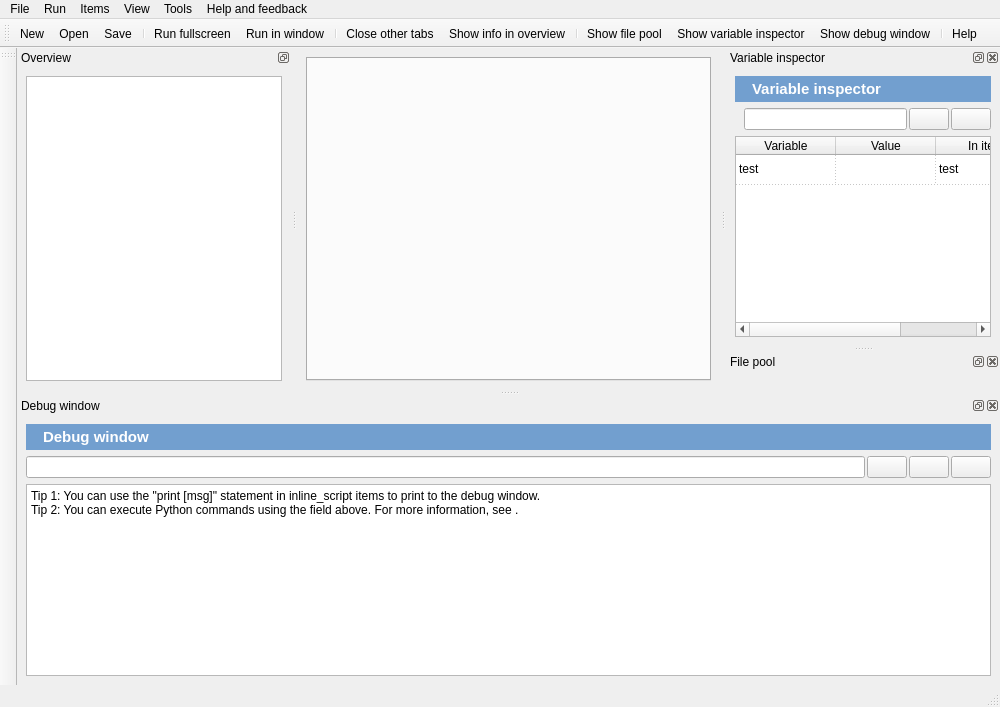
Old version of the form resources/opensesame.ui in the repository open-cogsci/OpenSesame.
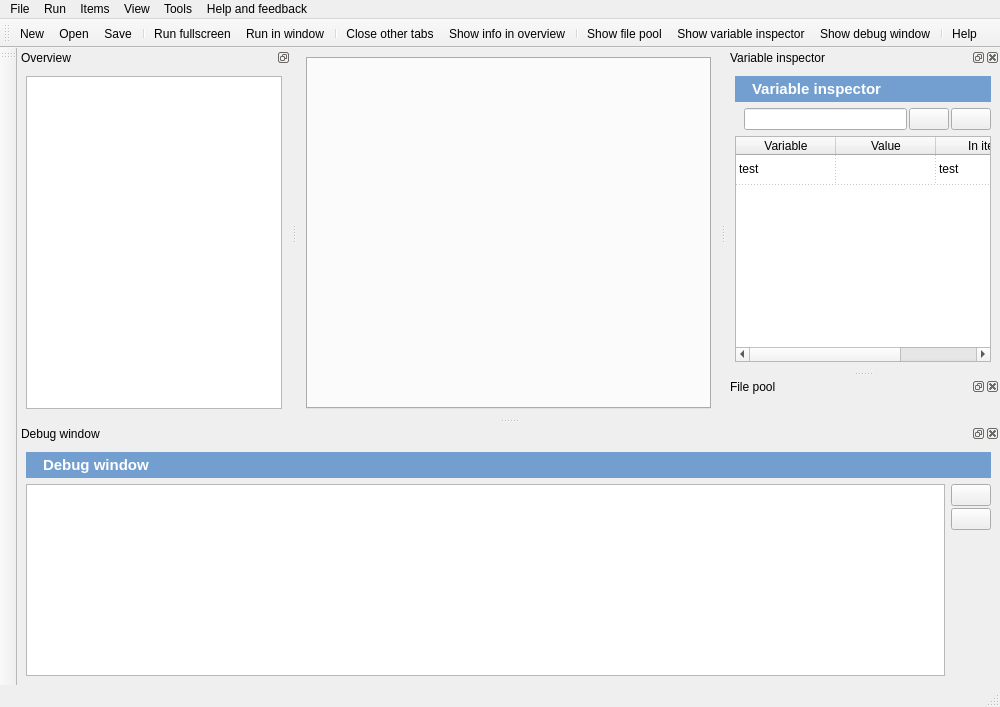
New version of the form. Icons and pictures are not drawn. Custom widgets are drawn as their Qt base class.

Commit message: Massively improved Python interpeter in Debug window

```diff
--- a/resources/opensesame.ui
+++ b/resources/opensesame.ui
@@ -438,8 +438,21 @@
       </widget>
      </item>
      <item>
+      <widget class="QWidget" name="widget_5" native="true">
+       <layout class="QHBoxLayout" name="horizontalLayout_6">
+        <property name="margin">
+         <number>0</number>
+        </property>
+        <item>
+         <widget class="console" name="edit_stdout">
+          <property name="readOnly">
+           <bool>false</bool>
+          </property>
+         </widget>
+        </item>
+        <item>
       <widget class="QWidget" name="widget_3" native="true">
-       <layout class="QHBoxLayout" name="horizontalLayout_4">
+          <layout class="QVBoxLayout" name="verticalLayout_5">
         <property name="spacing">
          <number>2</number>
         </property>
@@ -447,14 +460,13 @@
          <number>0</number>
         </property>
         <item>
-         <widget class="QLineEdit" name="edit_python_command">
-          <property name="toolTip">
-           <string>Enter a Python command</string>
-          </property>
-         </widget>
-        </item>
-        <item>
-         <widget class="QPushButton" name="button_python_execute">
+            <widget class="QPushButton" name="button_help_stdout">
+             <property name="sizePolicy">
+              <sizepolicy hsizetype="Fixed" vsizetype="Fixed">
+               <horstretch>0</horstretch>
+               <verstretch>0</verstretch>
+              </sizepolicy>
+             </property>
           <property name="toolTip">
            <string>Execute</string>
           </property>
@@ -471,6 +483,9 @@
             <height>16</height>
            </size>
           </property>
+             <property name="flat">
+              <bool>false</bool>
+             </property>
          </widget>
         </item>
         <item>
@@ -494,46 +509,22 @@
          </widget>
         </item>
         <item>
-         <widget class="QPushButton" name="button_help_stdout">
-          <property name="sizePolicy">
-           <sizepolicy hsizetype="Fixed" vsizetype="Fixed">
-            <horstretch>0</horstretch>
-            <verstretch>0</verstretch>
-           </sizepolicy>
-          </property>
-          <property name="toolTip">
-           <string>Help</string>
-          </property>
-          <property name="text">
-           <string/>
-          </property>
-          <property name="icon">
-           <iconset resource="icons.qrc">
-            <normaloff>:/icons/help.png</normaloff>:/icons/help.png</iconset>
-          </property>
-          <property name="iconSize">
+            <spacer name="verticalSpacer">
+             <property name="orientation">
+              <enum>Qt::Vertical</enum>
+             </property>
+             <property name="sizeHint" stdset="0">
            <size>
-            <width>16</width>
-            <height>16</height>
-           </size>
-          </property>
-          <property name="flat">
-           <bool>false</bool>
-          </property>
-         </widget>
+               <width>20</width>
+               <height>40</height>
+              </size>
+             </property>
+            </spacer>
         </item>
        </layout>
       </widget>
      </item>
-     <item>
-      <widget class="QPlainTextEdit" name="edit_stdout">
-       <property name="readOnly">
-        <bool>true</bool>
-       </property>
-       <property name="plainText">
-        <string>Tip 1: You can use the &quot;print [msg]&quot; statement in inline_script items to print to the debug window.
-Tip 2: You can execute Python commands using the field above. For more information, see &lt;http://docs.python.org/tutorial/&gt;.</string>
-       </property>
+       </layout>
       </widget>
      </item>
     </layout>
@@ -981,6 +972,11 @@
    <extends>QToolBar</extends>
    <header>toolbar_items.h</header>
   </customwidget>
+  <customwidget>
+   <class>console</class>
+   <extends>QPlainTextEdit</extends>
+   <header>pyterm.h</header>
+  </customwidget>
  </customwidgets>
  <resources>
   <include location="icons.qrc"/>
```
Left out of the diff: 6 changed lines with no effect on the pictures. Lines whose indentation alone changed are shown as unchanged. The commit also changes 25 other files.
